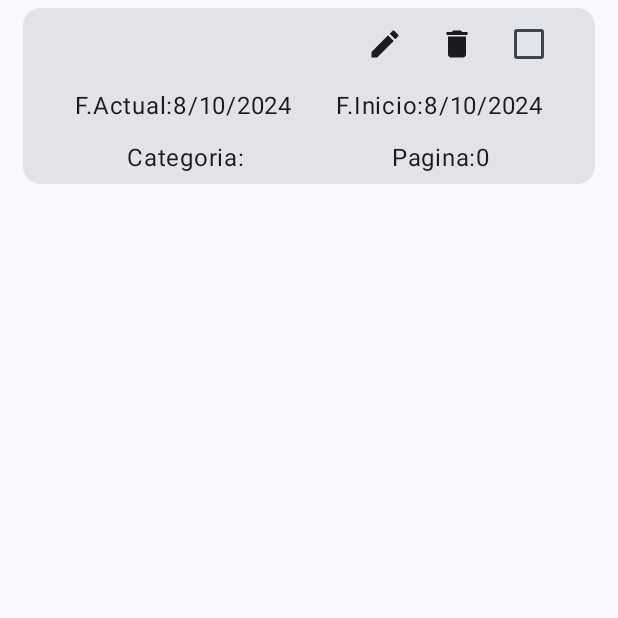
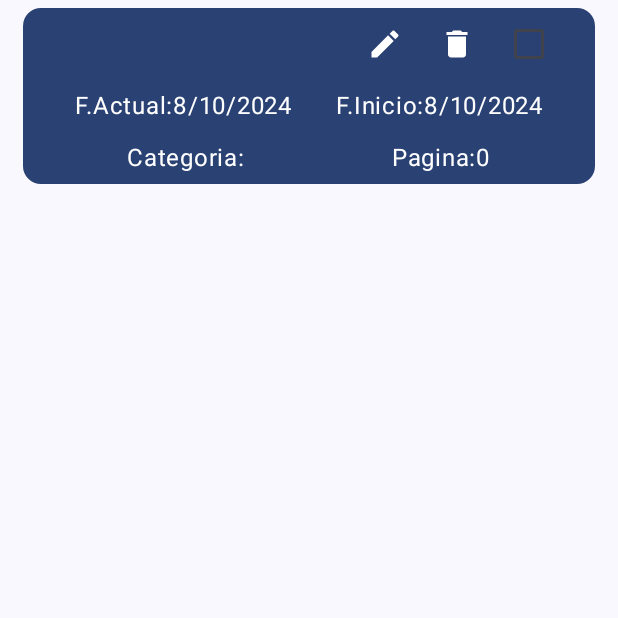
Before and after one commit to ricardomachorro/KotlinRoomBookApp, an Android app built with Jetpack Compose: the composable CardBook shown on its own in the app's theme, on a phone screen of 412 x 824 dp, the top half of it. Run offline under Robolectric (Android 15) with nearby library versions, the phone set to English and light mode, and no system bars; our stand-ins replace Room's generated code; 2 statements that could not run were skipped.

Commit message:
Animacion lista

```diff
--- a/app/src/main/java/com/example/bookorganizationapp/ui/main/common/CardsBook.kt
+++ b/app/src/main/java/com/example/bookorganizationapp/ui/main/common/CardsBook.kt
@@ -1,5 +1,12 @@
 package com.example.bookorganizationapp.ui.main.common
 
+import androidx.compose.animation.AnimatedVisibility
+import androidx.compose.animation.animateColorAsState
+import androidx.compose.animation.core.tween
+import androidx.compose.animation.fadeIn
+import androidx.compose.animation.fadeOut
+import androidx.compose.animation.scaleIn
+import androidx.compose.animation.scaleOut
 import androidx.compose.foundation.background
 import androidx.compose.foundation.layout.Arrangement
 import androidx.compose.foundation.layout.Column
@@ -19,6 +26,11 @@ import androidx.compose.material3.MaterialTheme
 import androidx.compose.material3.Text
 
 import androidx.compose.runtime.Composable
+import androidx.compose.runtime.LaunchedEffect
+import androidx.compose.runtime.getValue
+import androidx.compose.runtime.mutableStateOf
+import androidx.compose.runtime.remember
+import androidx.compose.runtime.setValue
 import androidx.compose.ui.Alignment
 import androidx.compose.ui.Modifier
 import androidx.compose.ui.text.SpanStyle
@@ -37,22 +49,50 @@ import com.example.bookorganizationapp.util.CalendarTools
 @Composable
 fun CardBook(navController: NavController,bookObject:Book,onEvent: (BookEvent) -> Unit){
 
+
+    var isVisible by remember { mutableStateOf(false ) }
+
+    LaunchedEffect(Unit) {
+        isVisible = true
+    }
+
+
     val calendarTool: CalendarTools= CalendarTools()
 
-    Card (
+    val bgColor by animateColorAsState(
+        targetValue = if (!isVisible)
+            MaterialTheme.colorScheme.background else MaterialTheme.colorScheme.primary, label = ""
+        , animationSpec = tween(600)
+    )
+
+    AnimatedVisibility(
+        visible = isVisible,
+        enter = fadeIn(
+            animationSpec = tween(500)
+        ) + scaleIn(
+            animationSpec = tween(500)
+        ),
+        exit = fadeOut(
+            animationSpec = tween(500)
+        ) + scaleOut(
+            animationSpec = tween(500)
+        )
+    ) {
+
+        Card(
             modifier = Modifier
                 .fillMaxWidth()
                 .padding(horizontal = 15.dp, vertical = 5.dp),
-       /* colors = CardDefaults.cardColors(
-            containerColor = MaterialTheme.colorScheme.secondary
-        )*/
-    ){
+             colors = CardDefaults.cardColors(
+            containerColor = bgColor
+            )
+        ) {
 
 
             Column(
                 modifier = Modifier
                     .fillMaxWidth()
-       ){
+            ) {
 
                 Row(
                     modifier = Modifier
@@ -60,7 +100,7 @@ fun CardBook(navController: NavController,bookObject:Book,onEvent: (BookEvent) -
                         .padding(horizontal = 20.dp),
                     horizontalArrangement = Arrangement.SpaceBetween,
                     verticalAlignment = Alignment.CenterVertically
-           ){
+                ) {
                     Column {
                         Text(
                             text = bookObject.name,
@@ -78,7 +118,7 @@ fun CardBook(navController: NavController,bookObject:Book,onEvent: (BookEvent) -
 
                     Row(
                         verticalAlignment = Alignment.CenterVertically
-               ){
+                    ) {
 
 
                         IconButton(
@@ -94,7 +134,7 @@ fun CardBook(navController: NavController,bookObject:Book,onEvent: (BookEvent) -
                                 navController.navigate("BookModification")
 
                             }) {
-                       Icon(imageVector = Icons.Default.Edit,contentDescription = "")
+                            Icon(imageVector = Icons.Default.Edit, contentDescription = "")
                         }
 
 
@@ -102,7 +142,7 @@ fun CardBook(navController: NavController,bookObject:Book,onEvent: (BookEvent) -
                             onClick = {
                                 onEvent(BookEvent.DeleteBook(bookObject))
                             }) {
-                       Icon(imageVector = Icons.Default.Delete,contentDescription = "")
+                            Icon(imageVector = Icons.Default.Delete, contentDescription = "")
                         }
 
                         Checkbox(
@@ -126,20 +166,19 @@ fun CardBook(navController: NavController,bookObject:Book,onEvent: (BookEvent) -
                 Row(
                     modifier = Modifier
                         .fillMaxWidth()
-                   .padding(horizontal =20.dp,vertical = 5.dp),
+                        .padding(horizontal = 20.dp, vertical = 5.dp),
                     horizontalArrangement = Arrangement.SpaceAround
-           ){
+                ) {
 
                     Text(
-                   text="F.Actual:"+calendarTool.CalendarToString(bookObject.last_read)
+                        text = "F.Actual:" + calendarTool.CalendarToString(bookObject.last_read)
                     )
 
 
 
                     Text(
-                   text="F.Inicio:"+calendarTool.CalendarToString(bookObject.first_read)
+                        text = "F.Inicio:" + calendarTool.CalendarToString(bookObject.first_read)
                     )
-
 
 
                 }
@@ -147,187 +186,27 @@ fun CardBook(navController: NavController,bookObject:Book,onEvent: (BookEvent) -
                 Row(
                     modifier = Modifier
                         .fillMaxWidth()
-                   .padding(horizontal =20.dp,vertical = 5.dp),
+                        .padding(horizontal = 20.dp, vertical = 5.dp),
                     horizontalArrangement = Arrangement.SpaceAround
-           ){
+                ) {
 
                     Text(
-                   text="Categoria:"+ bookObject.category
+                        text = "Categoria:" + bookObject.category
                     )
 
 
 
                     Text(
-                   text="Pagina:"+bookObject.last_page_read.toString()
+                        text = "Pagina:" + bookObject.last_page_read.toString()
                     )
-
 
 
                 }
 
 
-
-       }
-
-        /*
-
-      Column(
-           modifier = Modifier
-               .fillMaxWidth()
-               .padding(15.dp)
-       ){
-
-
-
-           Row(
-               modifier = Modifier
-                   .fillMaxWidth(),
-               horizontalArrangement = Arrangement.SpaceBetween,
-
-
-           ){
-
-
-
-               Text(
-                   buildAnnotatedString {
-                       withStyle(
-                           style = SpanStyle(
-                               fontSize = 25.sp,
-                               fontWeight = FontWeight.ExtraBold
-                           )
-                       ) {
-                           append(bookObject.name)
-                       }
-
-                       withStyle(
-                           style = SpanStyle(
-                               fontSize =  15.sp,
-                               fontWeight = FontWeight.Light
-                           )
-                       ){
-                           append(" - "+bookObject.author)
-                       }
-                   }
-               )
-
-               Row(){
-                   Column(){
-                       Text(
-                           "Finalizdo"
-                       )
-                       Checkbox(
-                           checked = (bookObject.finished == true),
-                           onCheckedChange = {
-                               onEvent(BookEvent.SetId(bookObject.id))
-                               onEvent(BookEvent.SetTitle(bookObject.name))
-                               onEvent(BookEvent.SetAuthor(bookObject.author))
-                               onEvent(BookEvent.SetCategory(bookObject.category))
-                               onEvent(BookEvent.SetPages(bookObject.last_page_read))
-                               onEvent(BookEvent.SetStartedDate(bookObject.first_read))
-                               onEvent(BookEvent.SetUpdatedDate(bookObject.last_read))
-                               onEvent(BookEvent.SetBookCompleted(!bookObject.finished))
-                               onEvent(BookEvent.SaveBook)
-                           }
-                       )
-                   }
             }
 
 
-
-
         }
-
-          Row(
-              modifier = Modifier
-                  .fillMaxWidth(),
-              horizontalArrangement = Arrangement.Start
-
-          ){
-
-              Text(bookObject.category)
     }
-
-
-
-           Row(
-               modifier = Modifier
-                   .fillMaxWidth()
-                   .padding(vertical = 10.dp),
-               horizontalArrangement = Arrangement.SpaceBetween
-           ){
-
-
-               Column(){
-
-
-                   Text(
-                       text="F.Actual:"+calendarTool.CalendarToString(bookObject.last_read)
-                   )
-
-
-
-                   Text(
-                       text="F.Inicio:"+calendarTool.CalendarToString(bookObject.first_read)
-                   )
-
 }
-
-
-
-               Column(){
-
-
-                   Text(
-                       text="Pagina:"+bookObject.last_page_read.toString()
-                   )
-
-                   Text(
-                       text = if(bookObject.finished)  "finalizado" else "no finalizado"
-                   )
-
-               }
-
-               Column(){
-
-                   IconButton(
-                       onClick = {
-                           onEvent(BookEvent.SetId(bookObject.id))
-                           onEvent(BookEvent.SetTitle(bookObject.name))
-                           onEvent(BookEvent.SetAuthor(bookObject.author))
-                           onEvent(BookEvent.SetCategory(bookObject.category))
-                           onEvent(BookEvent.SetPages(bookObject.last_page_read))
-                           onEvent(BookEvent.SetStartedDate(bookObject.first_read))
-                           onEvent(BookEvent.SetUpdatedDate(bookObject.last_read))
-                           onEvent(BookEvent.SetBookCompleted(bookObject.finished))
-                           navController.navigate("BookModification")
-
-                       }) {
-                       Icon(imageVector = Icons.Default.Edit,contentDescription = "")
-                   }
-
-
-                   IconButton(
-                       onClick = {
-                           onEvent(BookEvent.DeleteBook(bookObject))
-                       }) {
-                       Icon(imageVector = Icons.Default.Delete,contentDescription = "")
-                   }
-
-
-
-
-               }
-
-
-
-           }
-
-
-
-       }
-
-        */
-    }
-
-}
```
Lines whose indentation alone changed are shown as unchanged.
